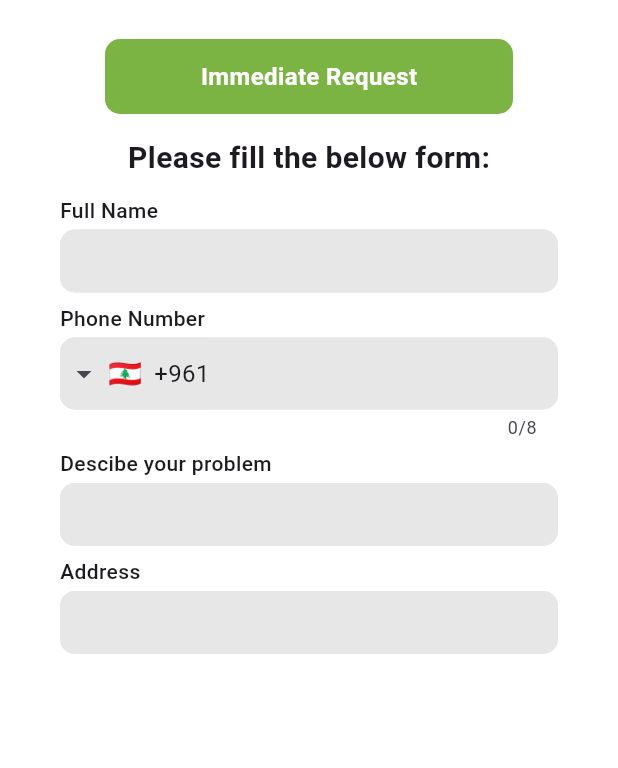
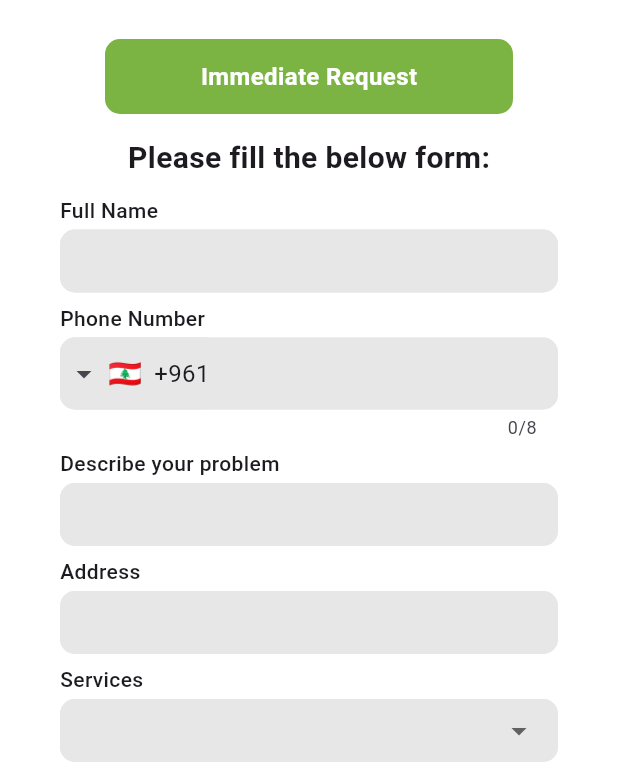
Before and after one commit to ZouheirN/nurse-app, a Flutter app: the ImmediateRequestPage screen opened by its route, on a phone screen of 412 x 824 dp, the part 468-1236 px from its top. Run offline on Flutter 3.47's test engine with Material 3 defaults, Android fonts, the phone set to English and light mode, and no system bars; drawn by our look-alikes of intl_phone_field; our stand-ins replace dropdown_button2.

Commit message:
Update immediate_request_page.dart

```diff
--- a/lib/pages/immediate_request_page.dart
+++ b/lib/pages/immediate_request_page.dart
@@ -1,7 +1,9 @@
 import 'package:flutter/material.dart';
+import 'package:nurse_app/components/labeled_dropdown.dart';
 import 'package:nurse_app/components/phone_number_field.dart';
 import 'package:nurse_app/components/second_button.dart';
 import 'package:nurse_app/components/labeled_textfield.dart';
+import 'package:nurse_app/components/third_button.dart';
 
 class ImmediateRequestPage extends StatelessWidget {
   const ImmediateRequestPage({super.key});
@@ -120,7 +122,7 @@ class ImmediateRequestPage extends StatelessWidget {
               const PhoneNumberField(),
               const SizedBox(height: 7),
               const LabeledTextfield(
-                label: 'Descibe your problem',
+                label: 'Describe your problem',
                 keyboardType: TextInputType.text,
               ),
               const SizedBox(height: 7),
@@ -128,6 +130,25 @@ class ImmediateRequestPage extends StatelessWidget {
                 label: 'Address',
                 keyboardType: TextInputType.text,
               ),
+              const SizedBox(height: 7),
+              const LabeledDropdown(
+                services: [
+                  'service 1',
+                  'service 2',
+                  'service 3',
+                  'service 4',
+                  'service 5',
+                  'service 6',
+                ],
+              ),
+              const SizedBox(height: 20),
+              MyThirdButton(
+                onTap: () {
+                  Navigator.pushNamed(context, '/home');
+                },
+                buttonText: 'Submit',
+              ),
+              const SizedBox(height: 200),
             ],
           ),
         ),
```
